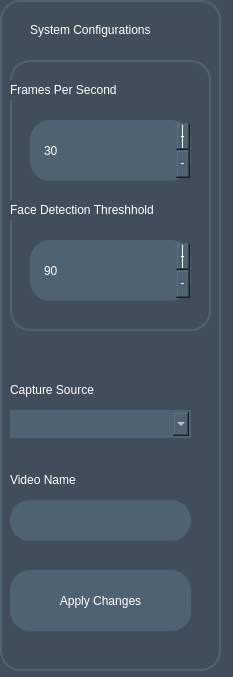
First picture: the form in DesktopApp/configswidget.ui, repository anassalah24/Graduation-Project-DMS, before the edit.
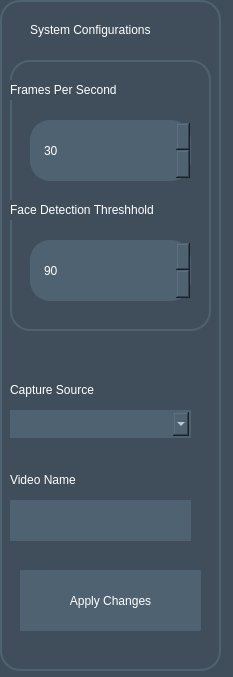
Second picture: the form after the edit.

Commit message:
finished enhancing the UI , fixes #9
- made by @agayar30

What changed in the file:
```diff
--- a/DesktopApp/configswidget.ui
+++ b/DesktopApp/configswidget.ui
@@ -115,7 +115,7 @@
 }</string>
    </property>
    <property name="buttonSymbols">
-    <enum>QAbstractSpinBox::PlusMinus</enum>
+    <enum>QAbstractSpinBox::UpDownArrows</enum>
    </property>
    <property name="minimum">
     <number>1</number>
@@ -155,7 +155,7 @@
 }</string>
    </property>
    <property name="buttonSymbols">
-    <enum>QAbstractSpinBox::PlusMinus</enum>
+    <enum>QAbstractSpinBox::UpDownArrows</enum>
    </property>
    <property name="singleStep">
     <number>5</number>
@@ -207,7 +207,7 @@
    <property name="styleSheet">
     <string notr="true">QLineEdit{
 border: 2px solid #4F6272;
-border-radius:20px;
+
 color:white;
 padding-left:10px;
 	background-color: rgb(79, 98, 114);
@@ -223,7 +223,7 @@
   <widget class="QPushButton" name="applybutton">
    <property name="geometry">
     <rect>
-     <x>10</x>
+     <x>20</x>
      <y>570</y>
      <width>181</width>
      <height>61</height>
@@ -233,7 +233,7 @@
     <string notr="true">QPushButton{
 background-color:#4F6272; 
 color:white;
-border-radius:20px;
+border-radius:1px;
 }
 
 QPushButton:Hover{
```
The commit also changes 5 other files.
